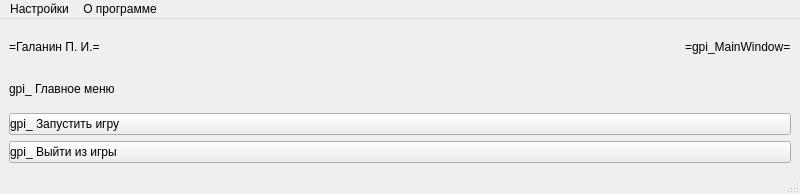
First picture: the form in lab4/gpi_osisp5_lab4/gpi_osisp5_option5/gpi_mainwindow.ui, repository BrSTU-PO4-190333/5sem_OSiSP, before the edit.
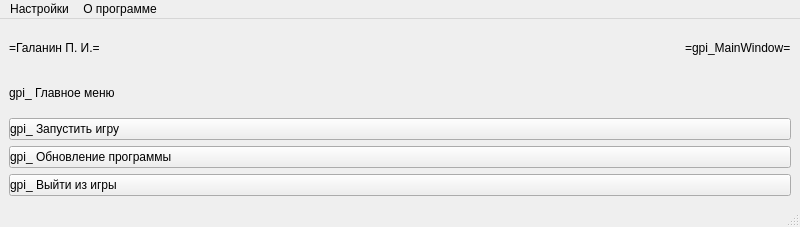
Second picture: the form after the edit.

Patch:
```diff
--- a/lab4/gpi_osisp5_lab4/gpi_osisp5_option5/gpi_mainwindow.ui
+++ b/lab4/gpi_osisp5_lab4/gpi_osisp5_option5/gpi_mainwindow.ui
@@ -7,7 +7,7 @@
     <x>0</x>
     <y>0</y>
     <width>800</width>
-    <height>194</height>
+    <height>227</height>
    </rect>
   </property>
   <property name="windowTitle">
@@ -15,10 +15,10 @@
   </property>
   <widget class="QWidget" name="centralwidget">
    <layout class="QGridLayout" name="gridLayout">
-    <item row="0" column="0">
-     <widget class="QLabel" name="gpi_label_author">
+    <item row="3" column="0" colspan="3">
+     <widget class="QLabel" name="gpi_label_description">
       <property name="text">
-       <string>=Галанин П. И.=</string>
+       <string>gpi_ Главное меню</string>
       </property>
      </widget>
     </item>
@@ -35,6 +35,16 @@
       </property>
      </spacer>
     </item>
+    <item row="4" column="0" colspan="3">
+     <widget class="QPushButton" name="gpi_pushButton_start">
+      <property name="styleSheet">
+       <string notr="true">text-align: left</string>
+      </property>
+      <property name="text">
+       <string>gpi_ Запустить игру</string>
+      </property>
+     </widget>
+    </item>
     <item row="0" column="2">
      <widget class="QLabel" name="gpi_label_title">
       <property name="text">
@@ -42,24 +52,7 @@
       </property>
      </widget>
     </item>
-    <item row="1" column="0" colspan="3">
-     <widget class="QLabel" name="gpi_label_description">
-      <property name="text">
-       <string>gpi_ Главное меню</string>
-      </property>
-     </widget>
-    </item>
-    <item row="2" column="0" colspan="3">
-     <widget class="QPushButton" name="gpi_pushButton_start">
-      <property name="styleSheet">
-       <string notr="true">text-align: left</string>
-      </property>
-      <property name="text">
-       <string>gpi_ Запустить игру</string>
-      </property>
-     </widget>
-    </item>
-    <item row="3" column="0" colspan="3">
+    <item row="6" column="0" colspan="3">
      <widget class="QPushButton" name="gpi_pushButton_close">
       <property name="styleSheet">
        <string notr="true">text-align: left</string>
@@ -69,6 +62,24 @@
       </property>
      </widget>
     </item>
+    <item row="0" column="0">
+     <widget class="QLabel" name="gpi_label_author">
+      <property name="text">
+       <string>=Галанин П. И.=</string>
+      </property>
+     </widget>
+    </item>
+    <item row="5" column="0" colspan="3">
+     <widget class="QPushButton" name="gpi_pushButton_update">
+      <property name="styleSheet">
+       <string notr="true">text-align: left
+</string>
+      </property>
+      <property name="text">
+       <string>gpi_ Обновление программы</string>
+      </property>
+     </widget>
+    </item>
    </layout>
   </widget>
   <widget class="QMenuBar" name="menubar">
```
